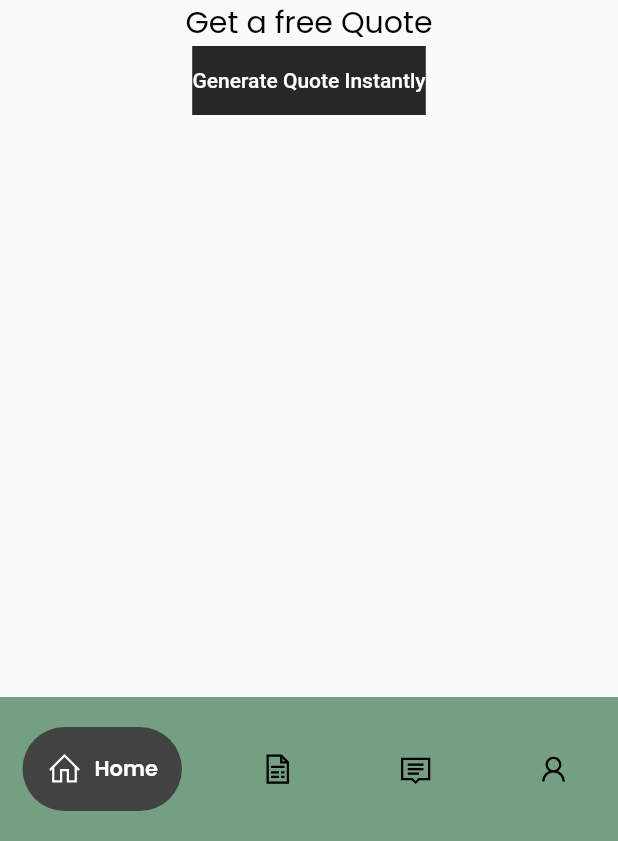
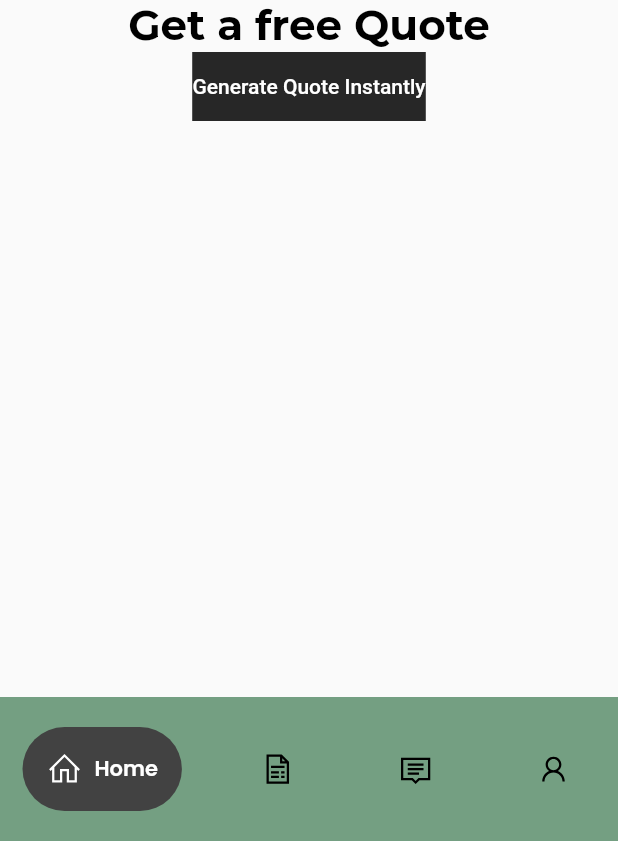
Before and after one commit to Saipreetham0/shubhithasenergysolutions, a Flutter app: the screen it shows once a user with an empty profile is signed in, on a phone screen of 412 x 824 dp, the part 395-1236 px from its top. Run offline on Flutter 3.47's test engine with Material 2 defaults, Android fonts, the phone set to English and light mode, and no system bars; drawn by our look-alikes of google_nav_bar; our stand-ins replace cloud_firestore, firebase_auth, firebase_core, flutter_otp_text_field, flutter_screenutil, get and 3 more; accounts and stored records are empty.

```diff
--- a/lib/scr/features/core/screens/dashboard/dashboard.dart
+++ b/lib/scr/features/core/screens/dashboard/dashboard.dart
@@ -7,7 +7,7 @@ import 'package:shubhithasenergysolutions/scr/constants/colors.dart';
 import 'package:shubhithasenergysolutions/scr/constants/image_strings.dart';
 import 'package:shubhithasenergysolutions/scr/constants/text_strings.dart';
 import 'package:shubhithasenergysolutions/scr/features/authentication/controllers/auth_controller.dart';
-import 'package:shubhithasenergysolutions/scr/features/core/screens/Data_Form/Data_form_page.dart';
+import 'package:shubhithasenergysolutions/scr/features/core/screens/quotations_screen/Data_form_page.dart';
 import 'package:shubhithasenergysolutions/scr/features/core/screens/dashboard/fragments/chat_screen.dart';
 import 'package:shubhithasenergysolutions/scr/features/core/screens/dashboard/fragments/home_fragment.dart';
 import 'package:shubhithasenergysolutions/scr/features/core/screens/dashboard/fragments/pdf_files_fragment.dart';
--- a/lib/scr/features/core/screens/dashboard/fragments/home_fragment.dart
+++ b/lib/scr/features/core/screens/dashboard/fragments/home_fragment.dart
@@ -3,7 +3,7 @@ import 'package:get/get.dart';
 import 'package:shubhithasenergysolutions/scr/constants/image_strings.dart';
 import 'package:shubhithasenergysolutions/scr/constants/sizes.dart';
 import 'package:shubhithasenergysolutions/scr/features/authentication/controllers/auth_controller.dart';
-import 'package:shubhithasenergysolutions/scr/features/core/screens/Data_Form/Data_form_page.dart';
+import 'package:shubhithasenergysolutions/scr/features/core/screens/quotations_screen/Data_form_page.dart';
 import 'package:shubhithasenergysolutions/scr/features/core/screens/notfications/notifications.dart';
 
 class home_fragment extends StatefulWidget {
@@ -49,12 +49,14 @@ class _home_fragmentState extends State<home_fragment> {
             width: widget.media.size.width,
             child: Image.asset(tAppLogo),
           ),
-          Text("Get a free Quote", style: TextStyle(fontSize: 20)),
+          Text("Get a free Quote",
+              style: Theme.of(context).textTheme.headline1),
+          SizedBox(
+            width: widget.media.size.width,
+          ),
           ElevatedButton(
             onPressed: () {
-              Navigator.push(context, MaterialPageRoute(builder: (context) {
-                return QuoteForm();
-              }));
+
             },
             child: Text("Generate Quote Instantly"),
           ),
```
Also changed, not shown: lib/scr/features/core/screens/quotations_screen/Data_form_page.dart (renamed from lib/scr/features/core/screens/Data_Form/Data_form_page.dart), pubspec.lock, 2 other files.
